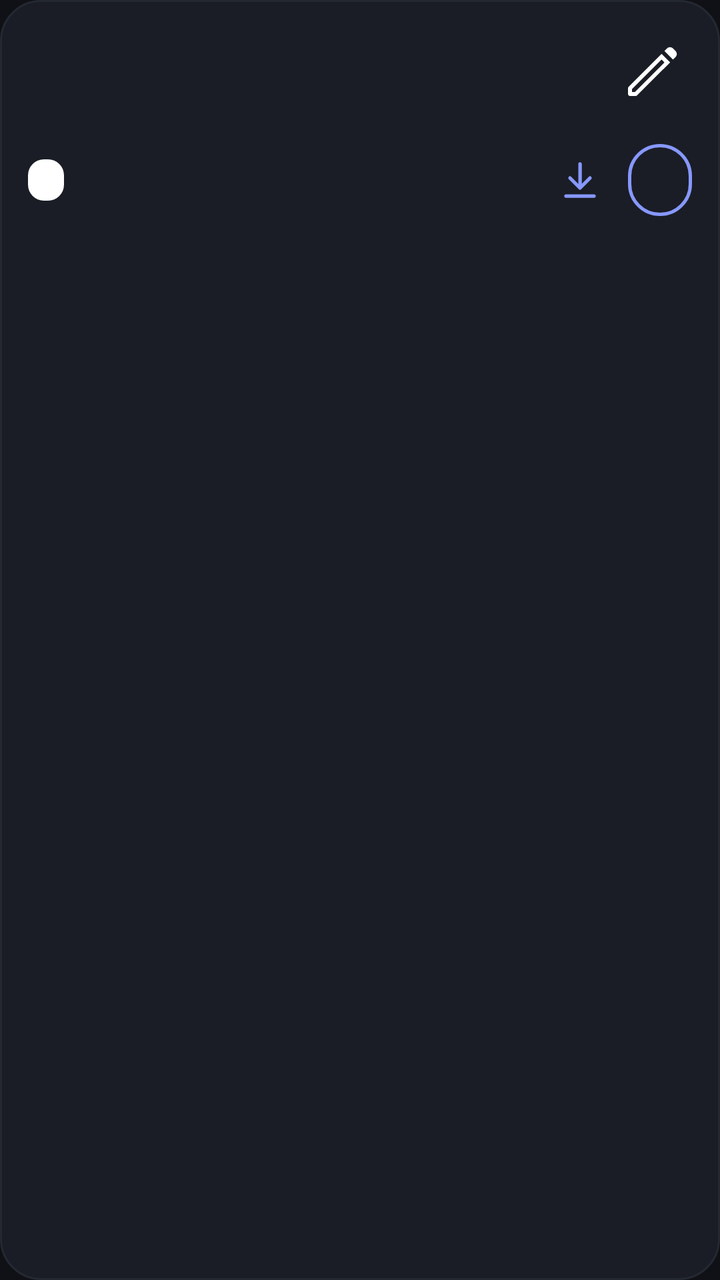
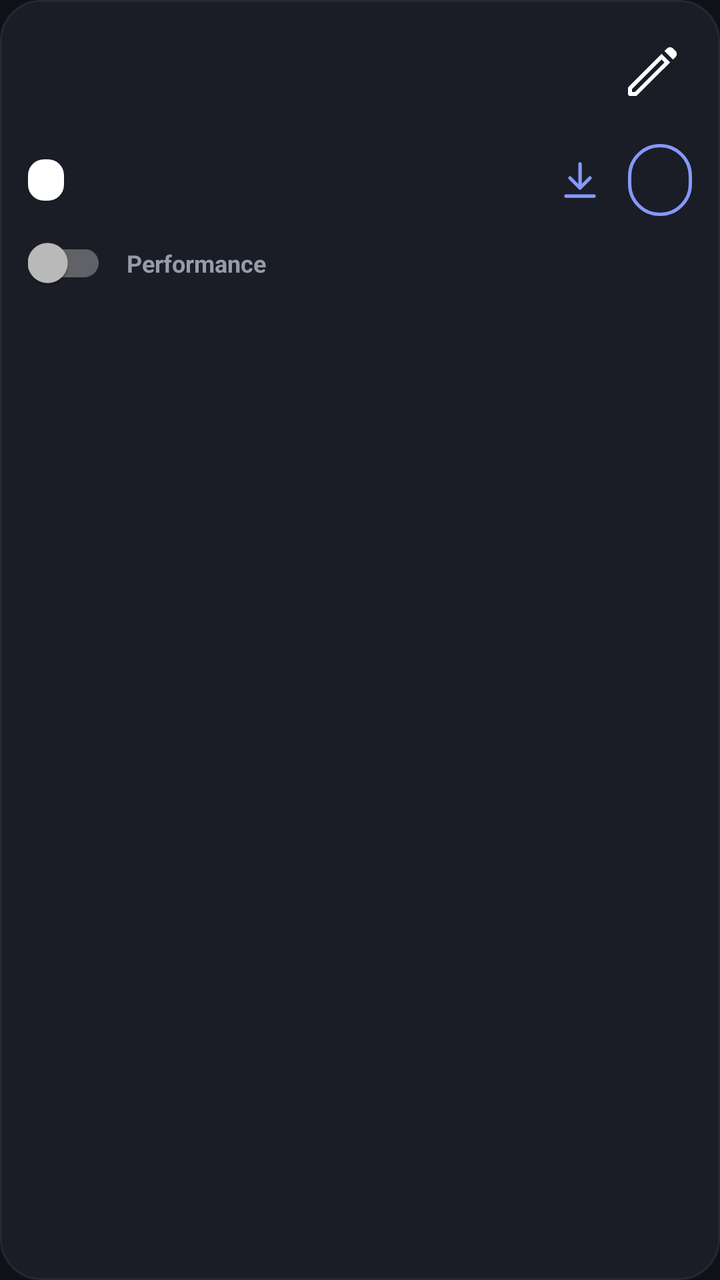

Two renders of the same Android screen: before a commit and after it. Below are the layout's source before the change and the commit's diff.
<!-- AndroidManifest.xml: application theme AppTheme -->
<!-- res/layout/item_profile_card.xml -->
<?xml version="1.0" encoding="utf-8"?>
<LinearLayout
    xmlns:android="http://schemas.android.com/apk/res/android"
    android:layout_width="match_parent"
    android:layout_height="wrap_content"
    android:layout_margin="6dp"
    android:background="@drawable/profile_card_background"
    android:clickable="true"
    android:focusable="true"
    android:orientation="vertical"
    android:padding="14dp">

    <LinearLayout
        android:layout_width="match_parent"
        android:layout_height="wrap_content"
        android:gravity="center_vertical"
        android:orientation="horizontal">

        <ImageView
            android:id="@+id/profile_icon"
            android:layout_width="44dp"
            android:layout_height="44dp"
            android:importantForAccessibility="no"
            android:scaleType="fitCenter" />

        <LinearLayout
            android:layout_width="0dp"
            android:layout_height="wrap_content"
            android:layout_weight="1"
            android:layout_marginStart="12dp"
            android:orientation="vertical">
            <TextView
                android:id="@+id/profile_name"
                android:layout_width="match_parent"
                android:layout_height="wrap_content"
                android:ellipsize="end"
                android:singleLine="true"
                android:textColor="@color/primary_text"
                android:textSize="15sp"
                android:textStyle="bold" />
            <TextView
                android:id="@+id/profile_version"
                android:layout_width="match_parent"
                android:layout_height="wrap_content"
                android:ellipsize="end"
                android:singleLine="true"
                android:textColor="@color/secondary_text"
                android:textSize="12sp" />
        </LinearLayout>

        <ImageButton
            android:id="@+id/profile_edit"
            android:layout_width="40dp"
            android:layout_height="40dp"
            android:background="?android:attr/selectableItemBackgroundBorderless"
            android:contentDescription="@string/profile_edit"
            android:src="@drawable/ic_edit_profile" />
    </LinearLayout>

    <LinearLayout
        android:layout_width="match_parent"
        android:layout_height="wrap_content"
        android:layout_marginTop="12dp"
        android:gravity="center_vertical"
        android:orientation="horizontal">

        <TextView
            android:id="@+id/profile_tag"
            android:layout_width="wrap_content"
            android:layout_height="wrap_content"
            android:background="@drawable/loader_tag_background"
            android:paddingStart="9dp"
            android:paddingEnd="9dp"
            android:paddingTop="3dp"
            android:paddingBottom="3dp"
            android:textColor="@color/accent_on"
            android:textSize="11sp"
            android:textStyle="bold" />

        <View
            android:layout_width="0dp"
            android:layout_height="0dp"
            android:layout_weight="1" />

        <ImageButton
            android:id="@+id/profile_download"
            android:layout_width="40dp"
            android:layout_height="40dp"
            android:background="?android:attr/selectableItemBackgroundBorderless"
            android:contentDescription="@string/profile_download"
            android:src="@drawable/ic_download"
            android:tint="@color/accent" />

        <Button
            android:id="@+id/profile_select"
            android:layout_width="wrap_content"
            android:layout_height="36dp"
            android:layout_marginStart="4dp"
            android:background="@drawable/select_button_background"
            android:minWidth="0dp"
            android:minHeight="0dp"
            android:paddingStart="16dp"
            android:paddingEnd="16dp"
            android:textAllCaps="false"
            android:textColor="@color/select_button_text"
            android:textSize="12sp"
            android:textStyle="bold" />
    </LinearLayout>
</LinearLayout>
<!-- resources referenced by this layout -->
<resources>
  <color name="accent">#8798FF</color>
  <color name="accent_on">#10131C</color>
  <color name="primary_text">#F0F1F6</color>
  <color name="secondary_text">#969CAB</color>
  <!-- drawable loader_tag_background (drawable) -->
  <?xml version="1.0" encoding="utf-8"?>
  <shape xmlns:android="http://schemas.android.com/apk/res/android"
      android:shape="rectangle">
      <solid android:color="#FFFFFFFF" />
      <corners android:radius="8dp" />
  </shape>
  <string name="profile_download">Download</string>
  <string name="profile_edit">Edit profile</string>
  <color name="surface_pressed">#292E3B</color>
  <color name="surface_raised">#1A1D25</color>
  <color name="divider">@color/background_overlay</color>
  <color name="background_status_bar">#15171E</color>
  <color name="background_app">#101116</color>
  <style name="DivAlertDialog" parent="Theme.AppCompat.Dialog.Alert">
          <item name="android:windowBackground">@drawable/dialog_background</item>
          <item name="buttonBarPositiveButtonStyle">@style/DivDialogButtonPositive</item>
          <item name="buttonBarNegativeButtonStyle">@style/DivDialogButtonNegative</item>
          <item name="buttonBarNeutralButtonStyle">@style/DivDialogButtonPositive</item>
      </style>
  <style name="DivSpinner" parent="Widget.AppCompat.Spinner">
          <item name="android:background">@drawable/spinner_pill_background</item>
          <item name="android:popupBackground">@drawable/popup_background</item>
          <item name="android:paddingStart">14dp</item>
          <item name="android:paddingEnd">36dp</item>
          <item name="android:dropDownVerticalOffset">4dp</item>
      </style>
  <color name="background_overlay">#242832</color>
  <!-- drawable dialog_background (drawable) -->
  <?xml version="1.0" encoding="utf-8"?>
  <inset xmlns:android="http://schemas.android.com/apk/res/android"
      android:insetLeft="16dp"
      android:insetTop="16dp"
      android:insetRight="16dp"
      android:insetBottom="16dp">
      <shape android:shape="rectangle">
          <solid android:color="@color/surface_raised" />
          <corners android:radius="20dp" />
          <stroke android:width="1dp" android:color="@color/background_overlay" />
      </shape>
  </inset>
  <style name="DivDialogButtonPositive" parent="Widget.AppCompat.Button.ButtonBar.AlertDialog">
          <item name="android:textColor">@color/accent</item>
          <item name="android:textStyle">bold</item>
      </style>
  <style name="DivDialogButtonNegative" parent="Widget.AppCompat.Button.ButtonBar.AlertDialog">
          <item name="android:textColor">@color/secondary_text</item>
          <item name="android:textStyle">bold</item>
      </style>
  <!-- drawable popup_background (drawable) -->
  <?xml version="1.0" encoding="utf-8"?>
  <shape xmlns:android="http://schemas.android.com/apk/res/android"
      android:shape="rectangle">
      <solid android:color="@color/surface_raised" />
      <corners android:radius="18dp" />
      <stroke android:width="1dp" android:color="@color/background_overlay" />
  </shape>
  <color name="pill_stroke">#343B4D</color>
  <!-- drawable ic_chevron_down (drawable) -->
  <?xml version="1.0" encoding="utf-8"?>
  <vector xmlns:android="http://schemas.android.com/apk/res/android"
      android:width="16dp" android:height="16dp" android:viewportWidth="24" android:viewportHeight="24">
      <path android:strokeColor="@color/secondary_text" android:strokeWidth="2.2" android:strokeLineCap="round" android:strokeLineJoin="round" android:fillColor="#00000000" android:pathData="M6,9l6,6l6,-6" />
  </vector>
  <!-- unchanged entries left out for length: 6 -->
</resources>

<!-- the commit's change to res/layout/item_profile_card.xml (unified diff, before → after) -->
@@ -106,4 +106,29 @@
             android:textSize="12sp"
             android:textStyle="bold" />
     </LinearLayout>
+
+    <LinearLayout
+        android:layout_width="match_parent"
+        android:layout_height="wrap_content"
+        android:layout_marginTop="8dp"
+        android:gravity="center_vertical"
+        android:orientation="horizontal">
+        <androidx.appcompat.widget.SwitchCompat
+            android:id="@+id/profile_perf_switch"
+            android:layout_width="wrap_content"
+            android:layout_height="wrap_content"
+            android:contentDescription="@string/perf_title" />
+        <TextView
+            android:id="@+id/profile_perf_label"
+            android:layout_width="0dp"
+            android:layout_height="wrap_content"
+            android:layout_marginStart="10dp"
+            android:layout_weight="1"
+            android:ellipsize="end"
+            android:singleLine="true"
+            android:text="@string/perf_card_label"
+            android:textColor="@color/secondary_text"
+            android:textSize="12sp"
+            android:textStyle="bold" />
+    </LinearLayout>
 </LinearLayout>
<!-- resource entries referenced after the edit -->
@@ -11,6 +11,8 @@
       <solid android:color="#FFFFFFFF" />
       <corners android:radius="8dp" />
   </shape>
+  <string name="perf_card_label">Performance</string>
+  <string name="perf_title">Performance</string>
   <string name="profile_download">Download</string>
   <string name="profile_edit">Edit profile</string>
   <color name="surface_pressed">#292E3B</color>
